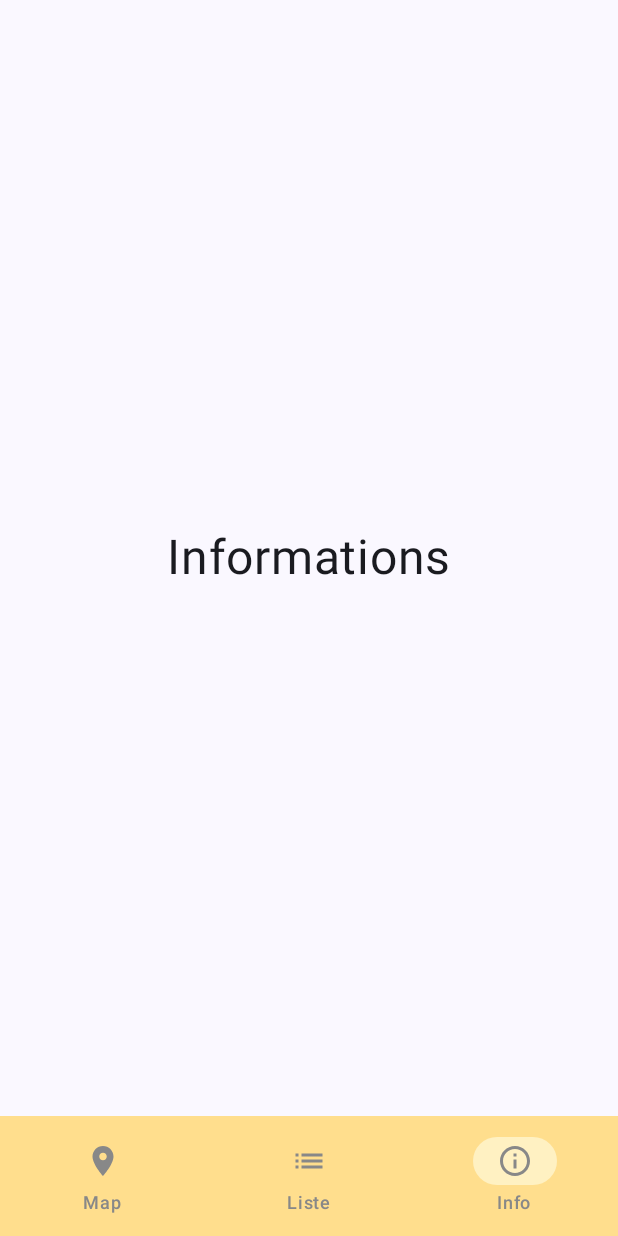
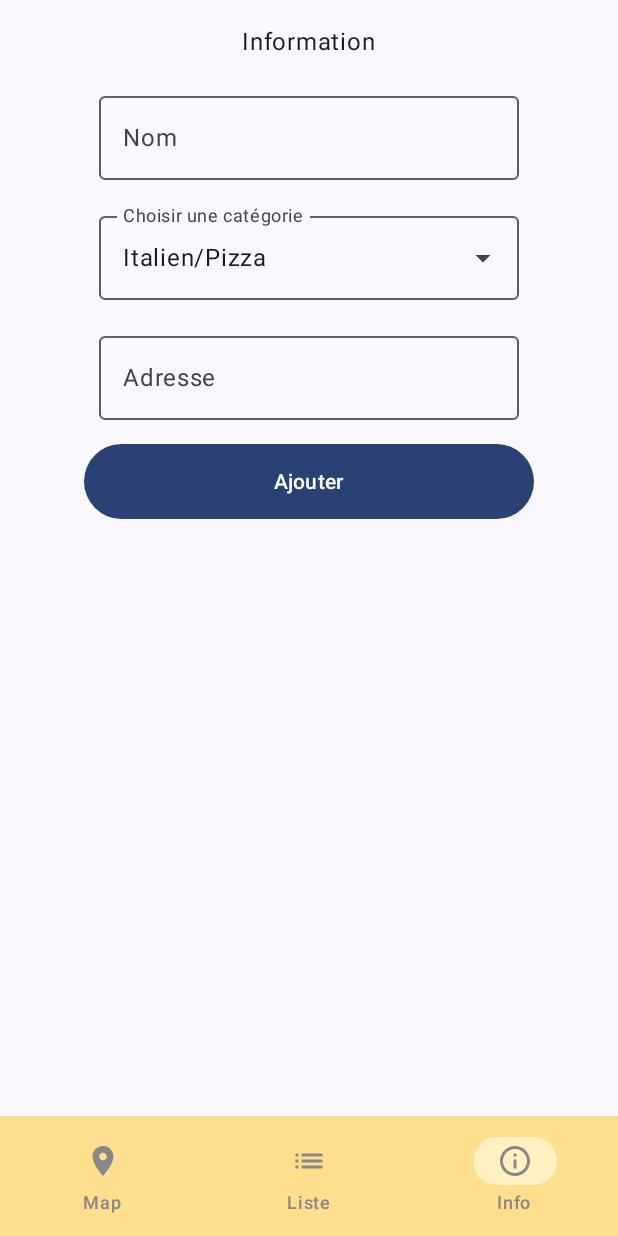
Before and after one commit to helenavan/FoodTruckCompose, an Android app built with Jetpack Compose: the InformationScreen screen opened through its navigation route, on a phone screen of 412 x 824 dp. Run offline under Robolectric (Android 15) with nearby library versions, the phone set to English and light mode, and no system bars; our stand-ins replace Dagger/Hilt's generated code, Firebase (no records; nobody signed in at launch, a user with empty details on screens opened directly); libraries missing offline, so code that uses them is left out: org.osmdroid.config, org.osmdroid.library, org.osmdroid.tileprovider, org.osmdroid.util, org.osmdroid.views; 4 statements that could not run were skipped.

Commit message:
Added form screen and dropdownMenu to select category

```diff
--- a/app/src/main/java/com/toulousehvl/myfoodtruck/navigation/TrucksNavGraph.kt
+++ b/app/src/main/java/com/toulousehvl/myfoodtruck/navigation/TrucksNavGraph.kt
@@ -5,7 +5,6 @@ import androidx.navigation.NavHostController
 import androidx.navigation.compose.NavHost
 import androidx.navigation.compose.composable
 import androidx.navigation.navArgument
-import com.toulousehvl.myfoodtruck.MainViewModel
 import com.toulousehvl.myfoodtruck.navigation.NavigationItem.Infos
 import com.toulousehvl.myfoodtruck.navigation.NavigationItem.ListTrucks
 import com.toulousehvl.myfoodtruck.navigation.NavigationItem.MapTruck
--- a/app/src/main/java/com/toulousehvl/myfoodtruck/ui/theme/screens/InformationScreen.kt
+++ b/app/src/main/java/com/toulousehvl/myfoodtruck/ui/theme/screens/InformationScreen.kt
@@ -1,9 +1,149 @@
 package com.toulousehvl.myfoodtruck.ui.theme.screens
 
+import android.util.Log
+import androidx.compose.foundation.clickable
+import androidx.compose.foundation.layout.Arrangement
+import androidx.compose.foundation.layout.Box
+import androidx.compose.foundation.layout.Column
+import androidx.compose.foundation.layout.Spacer
+import androidx.compose.foundation.layout.fillMaxWidth
+import androidx.compose.foundation.layout.height
+import androidx.compose.foundation.layout.padding
+import androidx.compose.foundation.shape.RoundedCornerShape
+import androidx.compose.material.icons.Icons
+import androidx.compose.material.icons.filled.ArrowDropDown
+import androidx.compose.material.icons.filled.ArrowDropUp
+import androidx.compose.material3.Button
+import androidx.compose.material3.DropdownMenuItem
+import androidx.compose.material3.ExperimentalMaterial3Api
+import androidx.compose.material3.ExposedDropdownMenuBox
+import androidx.compose.material3.ExposedDropdownMenuDefaults
+import androidx.compose.material3.Icon
+import androidx.compose.material3.OutlinedTextField
+import androidx.compose.material3.Text
 import androidx.compose.runtime.Composable
-import com.toulousehvl.myfoodtruck.CenterText
+import androidx.compose.runtime.LaunchedEffect
+import androidx.compose.runtime.getValue
+import androidx.compose.runtime.mutableStateOf
+import androidx.compose.runtime.remember
+import androidx.compose.runtime.setValue
+import androidx.compose.ui.Alignment
+import androidx.compose.ui.Modifier
+import androidx.compose.ui.focus.FocusRequester
+import androidx.compose.ui.focus.focusRequester
+import androidx.compose.ui.text.input.TextFieldValue
+import androidx.compose.ui.tooling.preview.Preview
+import androidx.compose.ui.unit.dp
 
+@OptIn(ExperimentalMaterial3Api::class)
 @Composable
 fun InformationScreen() {
-    CenterText(text = "Informations")
+    Column(
+        modifier = Modifier.padding(16.dp),
+        verticalArrangement = Arrangement.Center,
+        horizontalAlignment = Alignment.CenterHorizontally
+    ) {
+        var truckName by remember { mutableStateOf(TextFieldValue()) }
+        var truckAddress by remember { mutableStateOf(TextFieldValue()) }
+        var truckCategory by remember { mutableStateOf(TextFieldValue()) }
+
+        Text(text = "Information")
+        Spacer(modifier = Modifier.height(16.dp))
+
+        OutlinedTextField(
+            value = truckName,
+            onValueChange = { truckName = it },
+            label = { Text(text = "Nom") },
+            maxLines = 1
+        )
+
+        Spacer(modifier = Modifier.height(16.dp))
+
+        DropdownMenuWithFocus()
+
+        Spacer(modifier = Modifier.height(16.dp))
+
+        OutlinedTextField(
+            value = truckAddress,
+            onValueChange = { truckAddress = it },
+            label = { Text(text = "Adresse") },
+            maxLines = 2
+        )
+
+        Spacer(modifier = Modifier.height(16.dp))
+
+        Box(modifier = Modifier.padding(40.dp, 0.dp, 40.dp, 0.dp)) {
+            Button(
+                onClick = {},
+                shape = RoundedCornerShape(50.dp),
+                modifier = Modifier
+                    .fillMaxWidth()
+                    .height(50.dp)
+            ) {
+                Text(text = "Ajouter")
+            }
+        }
+    }
 }
+
+@OptIn(ExperimentalMaterial3Api::class)
+@Composable
+fun DropdownMenuWithFocus() {
+    val categories = listOf("Italien/Pizza", "Thaï", "Asiatique", "Africain", "Kebab", "Burger", "Autre")
+    var expanded by remember { mutableStateOf(false) }
+    var selectedOption by remember { mutableStateOf(categories[0]) }
+
+    val icon = if (expanded)
+        Icons.Filled.ArrowDropUp
+    else
+        Icons.Filled.ArrowDropDown
+
+    // Initialisation du FocusRequester
+    val focusRequester = remember { FocusRequester() }
+
+    // Utilisez LaunchedEffect pour demander le focus après la composition
+    LaunchedEffect(Unit) {
+        focusRequester.requestFocus()
+    }
+
+    ExposedDropdownMenuBox(
+        expanded = expanded,
+        onExpandedChange = { expanded = !expanded },
+        modifier = Modifier.focusRequester(focusRequester)
+    ) {
+        OutlinedTextField(
+            value = selectedOption,
+            onValueChange = { selectedOption = it },
+            readOnly = true,
+            label = { Text("Choisir une catégorie") },
+            trailingIcon = {
+                Icon(icon, "", Modifier.clickable { expanded = !expanded })
+            },
+            //need this line to show the dropdown menu
+            modifier = Modifier.menuAnchor()
+        )
+
+        ExposedDropdownMenu(
+            expanded = expanded,
+            onDismissRequest = { expanded = false }
+        ) {
+            categories.forEach { category ->
+                Log.d("DropdownMenuWithFocus", "=== DropdownMenu category list: $category")
+                DropdownMenuItem(
+                    text = { Text(category) },
+                    onClick = {
+                        selectedOption = category
+                        expanded = false
+                    },
+                    contentPadding = ExposedDropdownMenuDefaults.ItemContentPadding
+                )
+            }
+        }
+    }
+}
+
+@Preview
+@Composable
+fun InformationScreenPreview() {
+    InformationScreen()
+}
--- a/app/src/main/java/com/toulousehvl/myfoodtruck/ui/theme/screens/MapView.kt
+++ b/app/src/main/java/com/toulousehvl/myfoodtruck/ui/theme/screens/MapView.kt
@@ -35,7 +35,7 @@ fun MapView(
     truckId: String? = "null",
     viewModel: MainViewModel = hiltViewModel()
 ) {
-    val selectedTruck by viewModel.selectedTruckState
+   // val selectedTruck by viewModel.selectedTruckState
     val listOfTrucks by viewModel.dataListTrucksState.collectAsStateWithLifecycle()
 
     var mLocationOverlay: MyLocationNewOverlay? = null
@@ -92,12 +92,12 @@ fun MapView(
                 mapView.overlays.add(truckMarker)
             }
 
-            //TODO zoom sur le marqueur
+            //TODO zoom sur le marqueur selectionne via la liste
 //            val selectedTruckInList = listOfTrucks.find { it.documentId == truckId }
 //            mapController.animateTo(selectedTruckInList?.let {GeoPoint(it.latd!!, it.lgtd!!)}, 16.5, 5)
 
             view.overlays.add(mLocationOverlay)
-            Log.d("MapView", "selectedTruck ===> $selectedTruck")
+            Log.d("MapView", "selectedTruck ===> $truckId")
 
 
             // Refresh the map
--- a/app/src/main/java/com/toulousehvl/myfoodtruck/ui/theme/screens/TrucksListScreen.kt
+++ b/app/src/main/java/com/toulousehvl/myfoodtruck/ui/theme/screens/TrucksListScreen.kt
@@ -124,7 +124,7 @@ private fun setTruckCategorie(category: String): Int {
         CategoryTruck.Italian.toCategoryTruckString() -> R.drawable.ic_frittes
         CategoryTruck.Burger.toCategoryTruckString() -> R.drawable.ic_burger
         CategoryTruck.Asian.toCategoryTruckString() -> R.drawable.ic_thai
-        CategoryTruck.Sushi.toCategoryTruckString() -> R.drawable.ic_sushi
+        CategoryTruck.Japanese.toCategoryTruckString() -> R.drawable.ic_sushi
         CategoryTruck.African.toCategoryTruckString() -> R.drawable.ic_africain
         CategoryTruck.Kebab.toCategoryTruckString() -> R.drawable.ic_kebab
         else -> R.drawable.ic_frittes
```
Also changed, not shown: app/src/main/java/com/toulousehvl/myfoodtruck/data/model/Truck.kt (+8 -7 lines).
